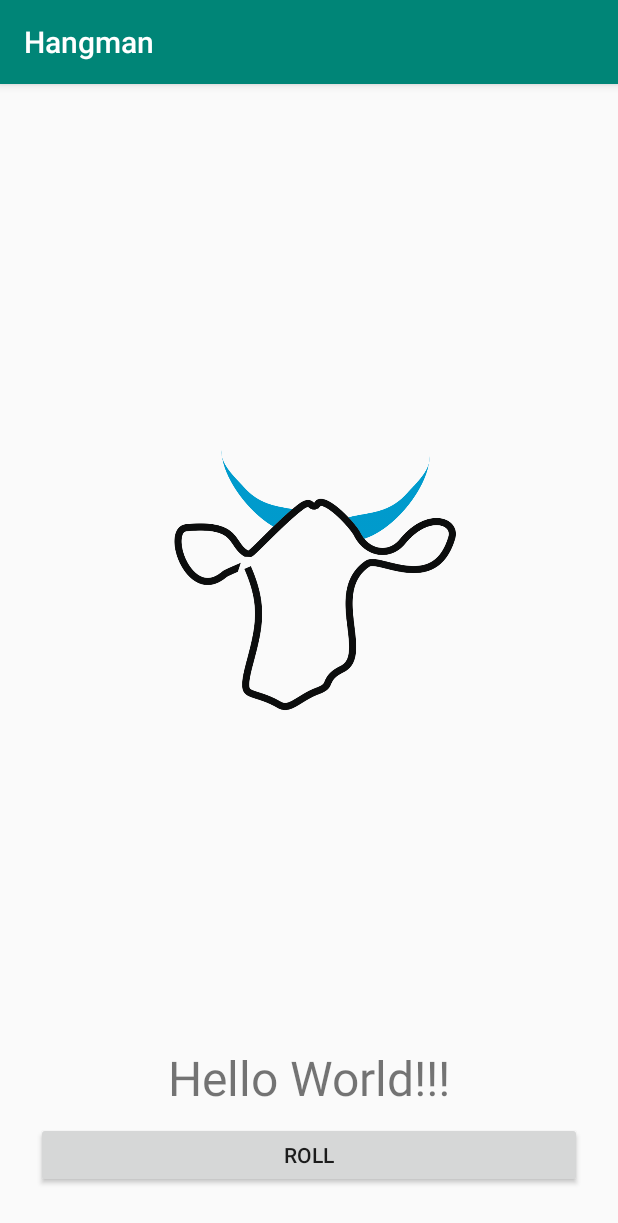
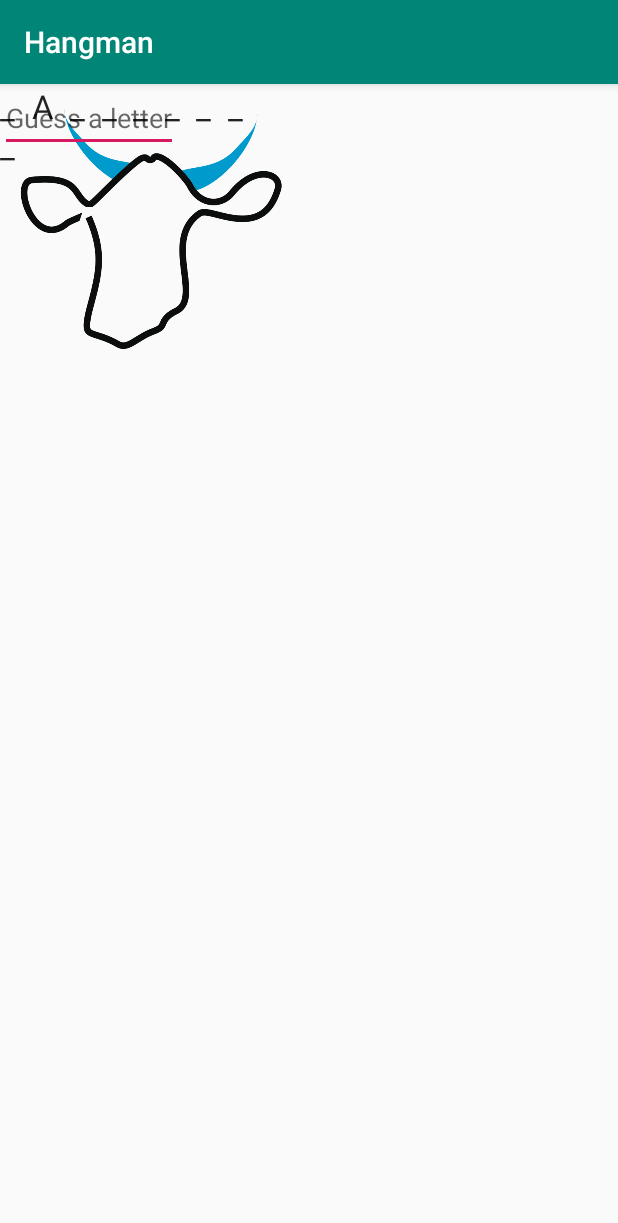
Before and after one commit to miroslav-opiela/hangman-elct-2019, an Android app: the screen it shows after launch (MainActivity), on a phone screen of 412 x 824 dp. Shown: the top 1223 px of the screen. Run offline under Robolectric (Android 15) with nearby library versions, the phone set to English and light mode, and no system bars.

Commit message:
obesenec - priprava - nefungujuca verzia

```diff
--- a/app/src/main/java/sk/elct/hangman/MainActivity.java
+++ b/app/src/main/java/sk/elct/hangman/MainActivity.java
@@ -12,64 +12,12 @@ import java.util.Random;
 
 public class MainActivity extends AppCompatActivity {
 
-    private MediaPlayer mediaPlayer;
-
-    private static final String TAG = "Krava";
-
     @Override
     protected void onCreate(Bundle savedInstanceState) {
         super.onCreate(savedInstanceState);
         setContentView(R.layout.activity_main);
-        Log.d(TAG, "on create");
-        mediaPlayer = MediaPlayer.create(this,R.raw.cow);
-    }
-
-    @Override
-    protected void onStart() {
-        super.onStart();
-        Log.d(TAG, "on start");
-    }
-
-    @Override
-    protected void onResume() {
-        super.onResume();
-        Log.d(TAG, "on resume");
-    }
-
-    @Override
-    protected void onPause() {
-        super.onPause();
-        Log.d(TAG, "on pause");
-        mediaPlayer.release();
-    }
-
-    @Override
-    protected void onStop() {
-        super.onStop();
-        Log.d(TAG, "on stop");
-    }
-
-    @Override
-    protected void onDestroy() {
-        super.onDestroy();
-        Log.d(TAG, "on destroy");
-    }
-
-    public void rollDice(View view) {
-        Random r = new Random();
-        int value = r.nextInt(6) + 1;
-
-        TextView textView = findViewById(R.id.helloWorldTextView);
-        textView.setText("hodil si " + value);
-        if (value == 6) {
-            textView.setTextColor(Color.RED);
-        } else {
-            textView.setTextColor(Color.GREEN);
-        }
 
     }
 
-    public void playSound(View view) {
-        mediaPlayer.start();
-    }
+
 }
--- a/app/src/main/res/layout/activity_main.xml
+++ b/app/src/main/res/layout/activity_main.xml
@@ -1,45 +1,28 @@
 <?xml version="1.0" encoding="utf-8"?>
 <android.support.constraint.ConstraintLayout
         xmlns:android="http://schemas.android.com/apk/res/android"
-        xmlns:tools="http://schemas.android.com/tools"
-        xmlns:app="http://schemas.android.com/apk/res-auto"
+        xmlns:app="http://schemas.android.com/apk/res-auto" xmlns:tools="http://schemas.android.com/tools"
         android:layout_width="match_parent"
         android:layout_height="match_parent"
         tools:context=".MainActivity">
-
+    <ImageView
+            android:layout_width="194dp"
+            android:layout_height="192dp" app:srcCompat="@drawable/cow" tools:layout_editor_absoluteY="100dp"
+            tools:layout_editor_absoluteX="122dp" android:id="@+id/imageView3"/>
     <TextView
-            android:layout_width="wrap_content"
-            android:layout_height="wrap_content"
-            android:text="Hello World!!!"
-            android:textSize="32dp"
-            app:layout_constraintLeft_toLeftOf="parent"
-            app:layout_constraintRight_toRightOf="parent"
-            android:id="@+id/helloWorldTextView"
-            android:layout_marginBottom="8dp"
-            app:layout_constraintBottom_toTopOf="@id/myButton"/>
-    <Button
-            android:text="Roll"
-            android:layout_width="0dp"
-            android:layout_height="44dp"
-            android:id="@+id/myButton"
-            android:layout_marginBottom="32dp"
-            app:layout_constraintBottom_toBottomOf="parent" app:layout_constraintEnd_toEndOf="parent"
-            android:layout_marginEnd="24dp" app:layout_constraintStart_toStartOf="parent"
-            android:layout_marginStart="24dp"
-            android:onClick="rollDice"
-    />
-    <ImageView
-            android:layout_width="209dp"
-            android:layout_height="250dp"
-            android:src="@drawable/cow"
-            android:id="@+id/imageView2"
-            android:layout_marginTop="28dp"
-            app:layout_constraintTop_toTopOf="parent"
-            android:layout_marginBottom="8dp"
-            app:layout_constraintBottom_toTopOf="@+id/helloWorldTextView" app:layout_constraintStart_toStartOf="parent"
-            android:layout_marginStart="8dp" app:layout_constraintEnd_toEndOf="parent" android:layout_marginEnd="8dp"
-            android:onClick="playSound"
-
+            android:text="_A_______"
+            android:layout_width="176dp"
+            android:layout_height="78dp" tools:layout_editor_absoluteY="354dp"
+            tools:layout_editor_absoluteX="56dp"
+            android:id="@+id/textView"
+            android:textAppearance="?android:textAppearanceLarge"
+            android:letterSpacing="0.5"
+            android:textAllCaps="true"
     />
 
+    <EditText
+            android:hint="Guess a letter"
+            android:layout_width="wrap_content"
+            android:layout_height="wrap_content" tools:layout_editor_absoluteY="605dp"
+            tools:layout_editor_absoluteX="146dp"/>
 </android.support.constraint.ConstraintLayout>
```
Also changed, not shown: app/src/main/java/sk/elct/hangman/HangmanGame.java (added, +89 -0 lines).
